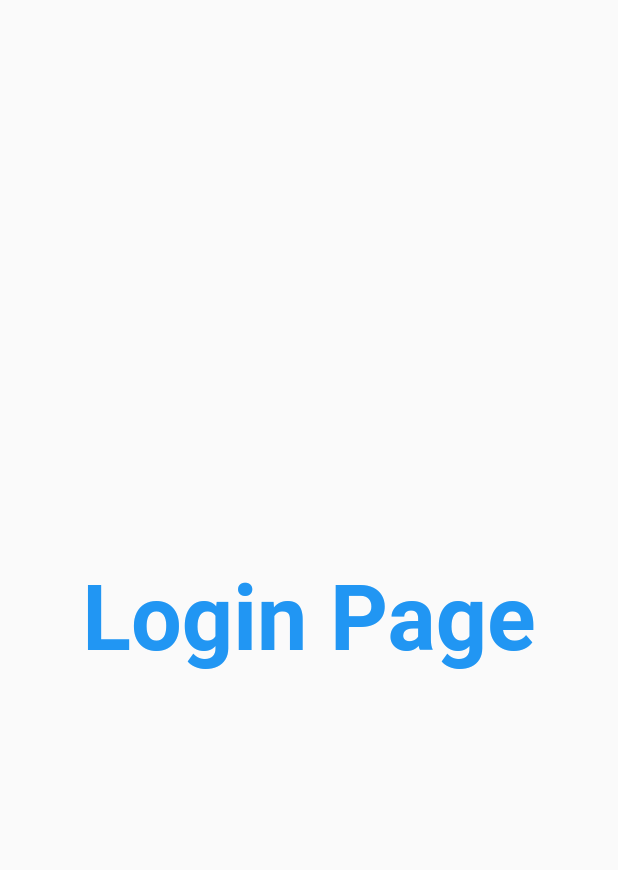
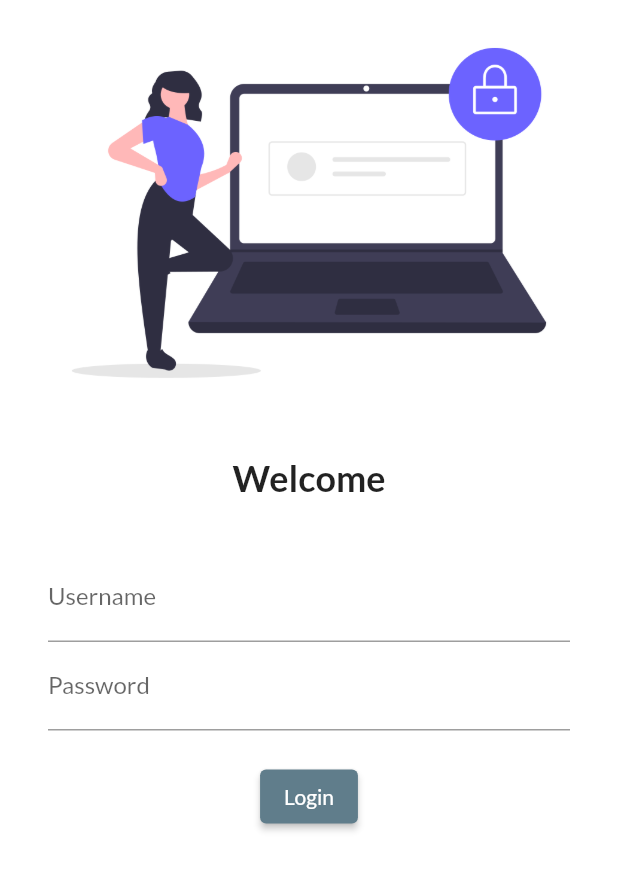
Before and after one commit to amritesh-21/final_app, a Flutter app: the screen it shows after launch, on a phone screen of 412 x 824 dp. Shown: the top 870 px of the screen. Run offline on Flutter 3.47's test engine with Material 2 defaults, Android fonts, the phone set to English and light mode, and no system bars; our stand-ins replace google_fonts.

Commit message:
Day 3 Completed

```diff
--- a/lib/main.dart
+++ b/lib/main.dart
@@ -1,5 +1,6 @@
 import 'package:final_app/pages/login_page.dart';
 import 'package:flutter/material.dart';
+import 'package:google_fonts/google_fonts.dart';
 import 'pages/home_page.dart';
 
 void main() {
@@ -14,7 +15,10 @@ class MyApp extends StatelessWidget {
     return MaterialApp(
       //home: HomePage(),
       themeMode: ThemeMode.dark,
-      theme: ThemeData(primarySwatch: Colors.blueGrey
+      theme: ThemeData(
+          primarySwatch: Colors.blueGrey,
+          fontFamily: GoogleFonts.lato().fontFamily,
+          primaryTextTheme: GoogleFonts.latoTextTheme()
           //darkTheme: Brightness.dark,
           // theme: ThemeData(
           //   brightness: Brightness.dark
--- a/lib/pages/login_page.dart
+++ b/lib/pages/login_page.dart
@@ -6,14 +6,58 @@ class LoginPage extends StatelessWidget {
   @override
   Widget build(BuildContext context) {
     return Material(
-      child: Center(
-        child: Text(
-          'Login Page',
-          style: TextStyle(
-              fontSize: 20.0, color: Colors.blue, fontWeight: FontWeight.bold),
-          textScaleFactor: 3.0,
-        ),
+      color: Colors.white,
+      child: Column(
+        children: [
+          Image.asset(
+            "assets/images/login_page.png",
+            fit: BoxFit.cover,
+          ),
+          SizedBox(
+            height: 20,
+          ),
+          Text(
+            "Welcome",
+            style: TextStyle(fontSize: 24, fontWeight: FontWeight.bold),
+          ),
+          SizedBox(
+            height: 20,
+          ),
+          Padding(
+            padding: const EdgeInsets.symmetric(vertical: 16.0, horizontal: 32),
+            child: Column(
+              children: [
+                TextFormField(
+                  decoration: InputDecoration(
+                      hintText: "Enter User Name", labelText: "Username"),
+                ),
+                TextFormField(
+                  obscureText: true,
+                  decoration: InputDecoration(
+                      hintText: "Enter Password", labelText: "Password"),
+                ),
+                SizedBox(
+                  height: 20,
+                ),
+                ElevatedButton(
+                    onPressed: () {
+                      print("Hello");
+                    },
+                    child: Text("Login")),
+              ],
+            ),
+          )
+        ],
       ),
+
+      // child: Center(
+      //   child: Text(
+      //     'Login Page',
+      //     style: TextStyle(
+      //         fontSize: 20.0, color: Colors.blue, fontWeight: FontWeight.bold),
+      //     textScaleFactor: 3.0,
+      //   ),
+      // ),
     );
   }
 }
--- a/pubspec.yaml
+++ b/pubspec.yaml
@@ -23,6 +23,7 @@ environment:
 dependencies:
   flutter:
     sdk: flutter
+  google_fonts: ^2.1.0
 
 
   # The following adds the Cupertino Icons font to your application.
@@ -45,8 +46,8 @@ flutter:
   uses-material-design: true
 
   # To add assets to your application, add an assets section, like this:
-  # assets:
-  #   - images/a_dot_burr.jpeg
+  assets:
+    - assets/images/
   #   - images/a_dot_ham.jpeg
 
   # An image asset can refer to one or more resolution-specific "variants", see
```
Also changed, not shown: assets/images/login_page.png (added), pubspec.lock.
